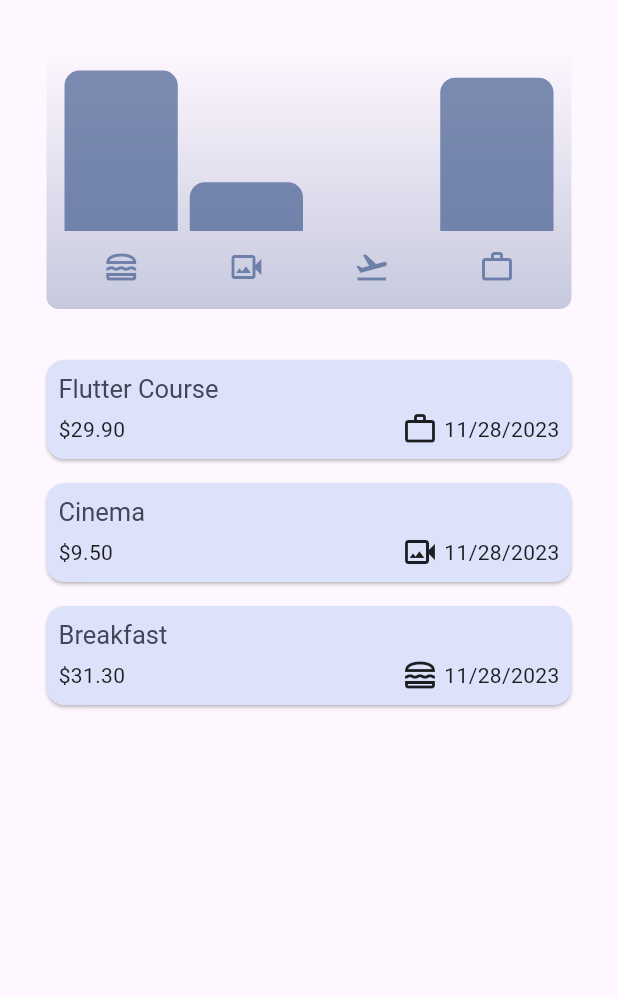
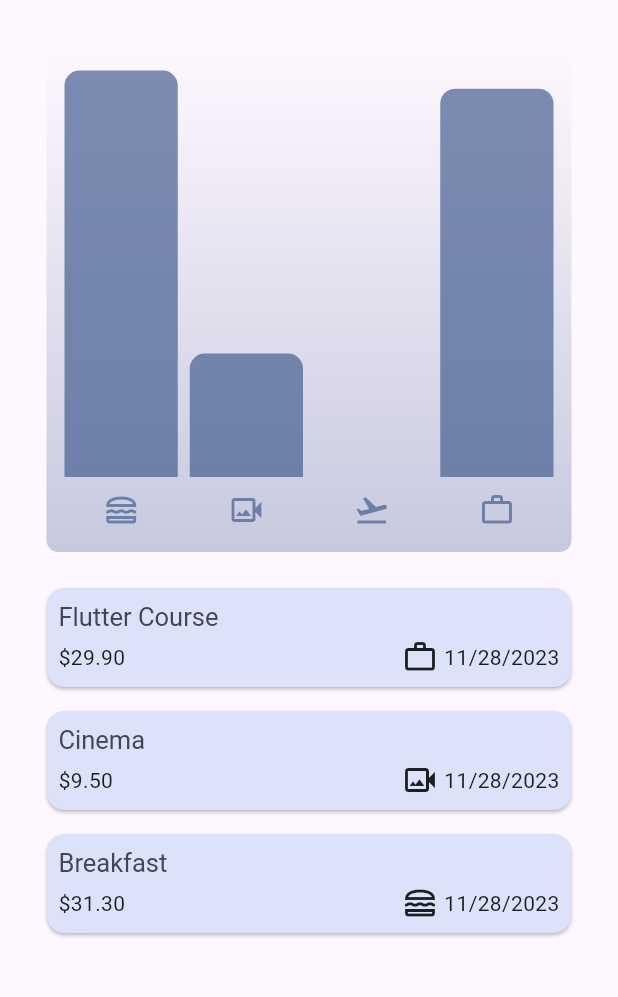
Before and after one commit to AbdelrhmanAmer/Expenses, a Flutter app: the screen it shows after launch, on a phone screen of 412 x 824 dp, the part 84-1081 px from its top. Run offline on Flutter 3.47's test engine with Material 3 defaults, Android fonts, the phone set to English and light mode, and no system bars; our stand-ins replace fl_chart.

Commit message:
Layout Builder

```diff
--- a/expanses_project/lib/widgets/chart/version1/chart.dart
+++ b/expanses_project/lib/widgets/chart/version1/chart.dart
@@ -36,11 +36,17 @@ class Chart extends StatelessWidget {
   Widget build(BuildContext context) {
     final bool isDarkMood = MediaQuery.of(context).platformBrightness==Brightness.dark ;
 
+    return LayoutBuilder(
+      builder: ((ctx, constraint){
+        print(constraint.minWidth.toString());
+        print(constraint.maxWidth.toString());
+        print(constraint.minHeight.toString());
+        print(constraint.maxHeight.toString());
         return Container(
           margin: const EdgeInsets.all(16),
           padding: const EdgeInsets.symmetric(horizontal: 8, vertical: 16),
           width: double.infinity,
-      height: 175,
+          height: constraint.maxHeight,
           decoration: BoxDecoration(
               borderRadius: BorderRadius.circular(8),
               gradient: LinearGradient(
@@ -66,9 +72,13 @@ class Chart extends StatelessWidget {
                   ],
                 ),
               ),
-          const SizedBox(height: 12,),
+              constraint.minHeight<200
+                  ? Container()
+                  : const SizedBox(height: 10),
 
-          Row(
+              constraint.minHeight<200
+                  ? Container()
+                  : Row(
                 children: buckets.map((e) =>
                     Expanded(
                         child: Padding(
@@ -85,5 +95,7 @@ class Chart extends StatelessWidget {
             ],
           ),
         );
+      }),
+    );
   }
 }
--- a/expanses_project/lib/widgets/expanses.dart
+++ b/expanses_project/lib/widgets/expanses.dart
@@ -70,29 +70,15 @@ class _ExpansesState extends State<Expanses> {
           child: width<600? Column(
             mainAxisAlignment: MainAxisAlignment.center,
             children: [
-              Chart(expanses: _expanses,),
-
-              const SizedBox(height: 10,),
-              Expanded(
-                  child: ExpansesList(
-                    expanses: _expanses,
-                    onRemoveExpanse: _removeExpanse,
-                  )
-              ),
+              Expanded(child: Chart(expanses: _expanses,)),
+              Expanded( child: mainContent ),
             ],
           )
               : Row(
             mainAxisAlignment: MainAxisAlignment.center,
             children: [
               Expanded(child: Chart(expanses: _expanses,)),
-
-              const SizedBox(height: 10,),
-              Expanded(
-                  child: ExpansesList(
-                    expanses: _expanses,
-                    onRemoveExpanse: _removeExpanse,
-                  )
-              ),
+              Expanded( child: mainContent ),
             ],
           )
           ,
```
Lines whose indentation alone changed are shown as unchanged.
